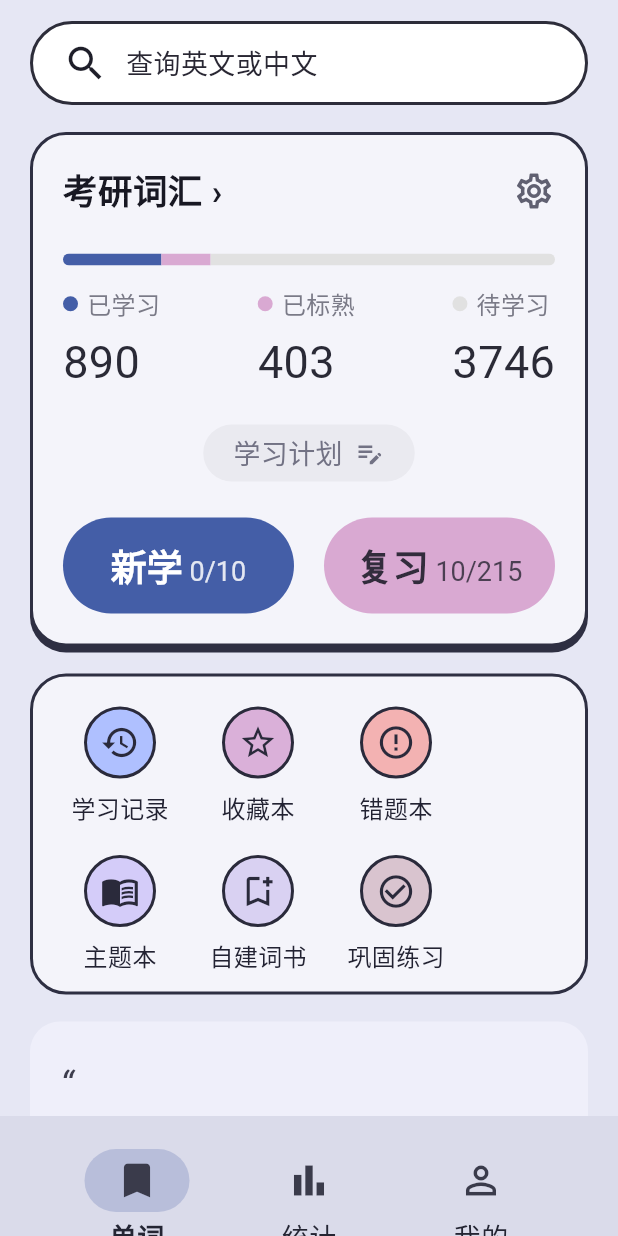
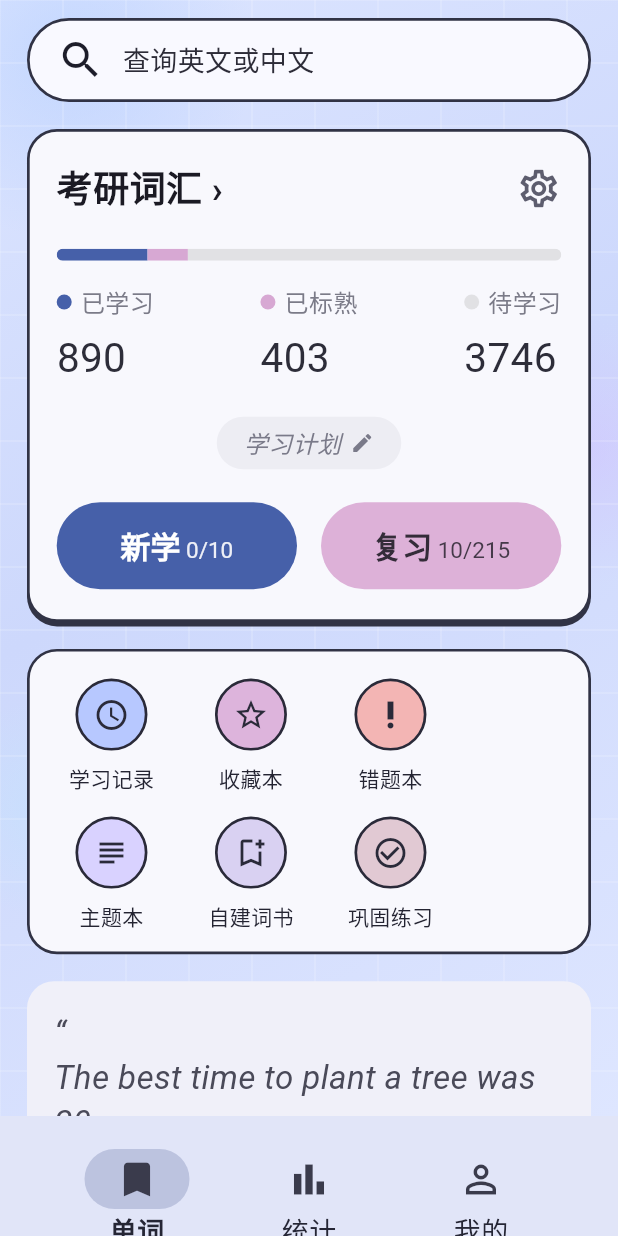
Before and after one commit to LinShaoHong/vide-codex, a Flutter app: the screen it shows after launch, on a phone screen of 412 x 824 dp. Run offline on Flutter 3.47's test engine with Material 3 defaults, Android fonts, the phone set to English and light mode, and no system bars; Roboto replaces fonts that are missing (NotoSansSC).

Commit message:
style: add tech-inspired page background

```diff
--- a/lib/main.dart
+++ b/lib/main.dart
@@ -12,8 +12,8 @@ class VocabApp extends StatelessWidget {
     return MaterialApp(
       debugShowCheckedModeBanner: false,
       theme: ThemeData(
+        scaffoldBackgroundColor: const Color(0xFFDBE2FF),
         fontFamily: 'NotoSansSC',
-        scaffoldBackgroundColor: const Color(0xFFE6E7F4),
       ),
       home: const VocabularyHomePage(),
     );
@@ -26,61 +26,65 @@ class VocabularyHomePage extends StatelessWidget {
   @override
   Widget build(BuildContext context) {
     return Scaffold(
-      body: SafeArea(
+      body: Stack(
+        children: [
+          const _TechBackground(),
+          SafeArea(
             child: SingleChildScrollView(
-          padding: const EdgeInsets.symmetric(horizontal: 20, vertical: 14),
+              padding: const EdgeInsets.fromLTRB(18, 12, 18, 12),
               child: Column(
-            crossAxisAlignment: CrossAxisAlignment.stretch,
                 children: [
-              _searchBar(),
+                  _buildSearchBar(),
                   const SizedBox(height: 18),
-              _studyCard(),
+                  _buildMainCard(),
                   const SizedBox(height: 18),
-              _toolsCard(),
+                  _buildToolCard(),
                   const SizedBox(height: 18),
-              _quoteCard(),
-              const SizedBox(height: 26),
+                  _buildQuoteCard(),
                 ],
               ),
             ),
           ),
-      bottomNavigationBar: _bottomNavigation(),
+        ],
+      ),
+      bottomNavigationBar: _buildBottomBar(),
     );
   }
 
-  Widget _searchBar() {
+  Widget _buildSearchBar() {
     return Container(
       height: 56,
-      padding: const EdgeInsets.symmetric(horizontal: 20),
+      padding: const EdgeInsets.symmetric(horizontal: 18),
       decoration: BoxDecoration(
-        color: Colors.white,
+        color: const Color(0xFFF9F9FF),
         borderRadius: BorderRadius.circular(28),
-        border: Border.all(color: const Color(0xFF2D2D3A), width: 2),
+        border: Border.all(color: const Color(0xFF313345), width: 1.8),
       ),
       child: const Row(
         children: [
-          Icon(Icons.search, size: 30, color: Color(0xFF1E1E29)),
+          Icon(Icons.search, size: 32, color: Color(0xFF1D1D2A)),
           SizedBox(width: 12),
           Text(
             '查询英文或中文',
-            style: TextStyle(fontSize: 36 / 2, color: Color(0xFF292733)),
+            style: TextStyle(fontSize: 18, color: Color(0xFF2D2C38)),
           ),
         ],
       ),
     );
   }
 
-  Widget _studyCard() {
+  Widget _buildMainCard() {
     return Container(
-      padding: const EdgeInsets.all(20),
+      width: double.infinity,
+      padding: const EdgeInsets.fromLTRB(18, 20, 18, 20),
       decoration: BoxDecoration(
-        color: const Color(0xFFF4F4FA),
-        borderRadius: BorderRadius.circular(24),
-        border: Border.all(color: const Color(0xFF2E2F42), width: 2),
+        color: const Color(0xFFF8F8FD),
+        borderRadius: BorderRadius.circular(20),
+        border: Border.all(color: const Color(0xFF313345), width: 1.8),
         boxShadow: const [
           BoxShadow(
-            color: Color(0xFF2E2F42),
-            offset: Offset(0, 4),
+            color: Color(0xFF313345),
+            offset: Offset(0, 3),
           ),
         ],
       ),
@@ -93,70 +97,77 @@ class VocabularyHomePage extends StatelessWidget {
               Text(
                 '考研词汇 ›',
                 style: TextStyle(
-                  fontSize: 46 / 2,
+                  fontSize: 24,
                   fontWeight: FontWeight.w700,
-                  color: Color(0xFF181823),
+                  color: Color(0xFF1B1A24),
                 ),
               ),
-              Icon(Icons.settings_outlined, size: 28, color: Color(0xFF606071)),
+              Icon(Icons.settings_outlined, size: 30, color: Color(0xFF5D5D6E)),
             ],
           ),
-          const SizedBox(height: 24),
+          const SizedBox(height: 22),
           ClipRRect(
-            borderRadius: BorderRadius.circular(4),
+            borderRadius: BorderRadius.circular(6),
             child: Row(
-              children: [
-                Expanded(flex: 20, child: _BarSegment(color: Color(0xFF445EA7))),
-                Expanded(flex: 10, child: _BarSegment(color: Color(0xFFD9A9D2))),
-                Expanded(flex: 70, child: _BarSegment(color: Color(0xFFE1E1E1))),
+              children: const [
+                Expanded(flex: 18, child: _ProgressSegment(color: Color(0xFF4660A9))),
+                Expanded(flex: 8, child: _ProgressSegment(color: Color(0xFFD7A8D3))),
+                Expanded(flex: 74, child: _ProgressSegment(color: Color(0xFFE1E1E4))),
               ],
             ),
           ),
-          const SizedBox(height: 14),
+          const SizedBox(height: 16),
           const Row(
             mainAxisAlignment: MainAxisAlignment.spaceBetween,
             children: [
-              _StatBlock(label: '已学习', value: '890', dotColor: Color(0xFF445EA7)),
-              _StatBlock(label: '已标熟', value: '403', dotColor: Color(0xFFD9A9D2)),
-              _StatBlock(label: '待学习', value: '3746', dotColor: Color(0xFFE1E1E1)),
+              _StatInfo(label: '已学习', value: '890', dot: Color(0xFF4660A9)),
+              _StatInfo(label: '已标熟', value: '403', dot: Color(0xFFD7A8D3)),
+              _StatInfo(label: '待学习', value: '3746', dot: Color(0xFFE1E1E4)),
             ],
           ),
           const SizedBox(height: 20),
           Center(
             child: Container(
-              padding: const EdgeInsets.symmetric(horizontal: 20, vertical: 6),
+              padding: const EdgeInsets.symmetric(horizontal: 18, vertical: 6),
               decoration: BoxDecoration(
-                color: const Color(0xFFEAEAF0),
-                borderRadius: BorderRadius.circular(20),
+                color: const Color(0xFFEDEDF3),
+                borderRadius: BorderRadius.circular(18),
               ),
               child: const Row(
                 mainAxisSize: MainAxisSize.min,
                 children: [
-                  Text('学习计划', style: TextStyle(fontSize: 18, color: Color(0xFF727284))),
-                  SizedBox(width: 8),
-                  Icon(Icons.edit_note, size: 20, color: Color(0xFF727284)),
+                  Text(
+                    '学习计划',
+                    style: TextStyle(
+                      color: Color(0xFF7A7A89),
+                      fontSize: 16,
+                      fontStyle: FontStyle.italic,
+                    ),
+                  ),
+                  SizedBox(width: 6),
+                  Icon(Icons.edit, size: 16, color: Color(0xFF7A7A89)),
                 ],
               ),
             ),
           ),
-          const SizedBox(height: 24),
+          const SizedBox(height: 22),
           const Row(
             children: [
               Expanded(
-                child: _ActionButton(
-                  label: '新学',
-                  count: '0/10',
-                  color: Color(0xFF445EA7),
+                child: _ActionChip(
+                  title: '新学',
+                  subtitle: '0/10',
+                  bgColor: Color(0xFF4660A9),
                   textColor: Colors.white,
                 ),
               ),
-              SizedBox(width: 20),
+              SizedBox(width: 16),
               Expanded(
-                child: _ActionButton(
-                  label: '复习',
-                  count: '10/215',
-                  color: Color(0xFFD9A9D2),
-                  textColor: Color(0xFF322C3C),
+                child: _ActionChip(
+                  title: '复习',
+                  subtitle: '10/215',
+                  bgColor: Color(0xFFDDB1D8),
+                  textColor: Color(0xFF342C39),
                 ),
               ),
             ],
@@ -166,44 +177,45 @@ class VocabularyHomePage extends StatelessWidget {
     );
   }
 
-  Widget _toolsCard() {
-    final items = [
-      ('学习记录', Icons.history, Color(0xFFAFC0FF)),
-      ('收藏本', Icons.star_border, Color(0xFFDAB0D9)),
-      ('错题本', Icons.error_outline, Color(0xFFF3B2B2)),
-      ('主题本', Icons.menu_book_outlined, Color(0xFFD4CCF9)),
-      ('自建词书', Icons.bookmark_add_outlined, Color(0xFFD9D1F2)),
-      ('巩固练习', Icons.check_circle_outline, Color(0xFFD9C4CF)),
+  Widget _buildToolCard() {
+    final tools = <({String label, IconData icon, Color color})>[
+      (label: '学习记录', icon: Icons.access_time, color: const Color(0xFFB7C8FF)),
+      (label: '收藏本', icon: Icons.star_outline, color: const Color(0xFFDDB4DC)),
+      (label: '错题本', icon: Icons.priority_high, color: const Color(0xFFF3B5B4)),
+      (label: '主题本', icon: Icons.subject, color: const Color(0xFFD9D2FF)),
+      (label: '自建词书', icon: Icons.bookmark_add_outlined, color: const Color(0xFFD9D1F2)),
+      (label: '巩固练习', icon: Icons.check_circle_outline, color: const Color(0xFFE1C9D3)),
     ];
 
     return Container(
-      padding: const EdgeInsets.fromLTRB(16, 20, 16, 12),
+      width: double.infinity,
+      padding: const EdgeInsets.fromLTRB(12, 18, 12, 14),
       decoration: BoxDecoration(
-        color: const Color(0xFFF4F4FA),
-        borderRadius: BorderRadius.circular(24),
-        border: Border.all(color: const Color(0xFF2E2F42), width: 2),
+        color: const Color(0xFFF8F8FD),
+        borderRadius: BorderRadius.circular(20),
+        border: Border.all(color: const Color(0xFF313345), width: 1.8),
       ),
       child: Wrap(
         spacing: 8,
-        runSpacing: 20,
-        children: items
+        runSpacing: 16,
+        children: tools
             .map(
               (item) => SizedBox(
-                width: 84,
+                width: 85,
                 child: Column(
                   children: [
                     Container(
                       width: 48,
                       height: 48,
                       decoration: BoxDecoration(
-                        color: item.$3,
-                        borderRadius: BorderRadius.circular(24),
-                        border: Border.all(color: const Color(0xFF2A2A3B), width: 2),
+                        color: item.color,
+                        shape: BoxShape.circle,
+                        border: Border.all(color: const Color(0xFF2A2A39), width: 1.8),
                       ),
-                      child: Icon(item.$2, size: 26, color: const Color(0xFF2A2A3B)),
+                      child: Icon(item.icon, color: const Color(0xFF2A2A39), size: 24),
                     ),
                     const SizedBox(height: 8),
-                    Text(item.$1, style: const TextStyle(fontSize: 16, color: Color(0xFF222232))),
+                    Text(item.label, style: const TextStyle(fontSize: 14, color: Color(0xFF242432))),
                   ],
                 ),
               ),
@@ -213,12 +225,13 @@ class VocabularyHomePage extends StatelessWidget {
     );
   }
 
-  Widget _quoteCard() {
+  Widget _buildQuoteCard() {
     return Container(
-      padding: const EdgeInsets.fromLTRB(20, 24, 20, 20),
+      width: double.infinity,
+      padding: const EdgeInsets.fromLTRB(18, 20, 18, 18),
       decoration: BoxDecoration(
-        color: const Color(0xFFEFEFFA),
-        borderRadius: BorderRadius.circular(20),
+        color: const Color(0xFFF0F0F9),
+        borderRadius: BorderRadius.circular(18),
       ),
       child: const Column(
         crossAxisAlignment: CrossAxisAlignment.start,
@@ -226,35 +239,33 @@ class VocabularyHomePage extends StatelessWidget {
           Text(
             '“\nThe best time to plant a tree was 20 years\nago. The second best time is now.\n',
             style: TextStyle(
-              fontSize: 25,
               fontStyle: FontStyle.italic,
-              height: 1.4,
-              color: Color(0xFF3D3D4D),
+              fontSize: 22,
+              height: 1.35,
+              color: Color(0xFF4A4A59),
             ),
           ),
           Text(
-            '种树的最好时间是二十年前，其次是现在。',
-            style: TextStyle(
-              fontSize: 17,
-              color: Color(0xFF9A9AAA),
-            ),
+            '│ 种树的最好时间是二十年前，其次是现在。',
+            style: TextStyle(fontSize: 16, color: Color(0xFFAAAAB7)),
           ),
         ],
       ),
     );
   }
 
-  Widget _bottomNavigation() {
+  Widget _buildBottomBar() {
     return BottomAppBar(
-      color: const Color(0xFFDADBEA),
+      color: const Color(0xFFE1E5F8),
+      surfaceTintColor: Colors.transparent,
       child: Padding(
         padding: const EdgeInsets.fromLTRB(18, 10, 18, 10),
         child: Row(
           mainAxisAlignment: MainAxisAlignment.spaceAround,
           children: const [
-            _BottomItem(label: '单词', icon: Icons.bookmark, active: true),
-            _BottomItem(label: '统计', icon: Icons.bar_chart),
-            _BottomItem(label: '我的', icon: Icons.person_outline),
+            _NavButton(label: '单词', icon: Icons.bookmark, active: true),
+            _NavButton(label: '统计', icon: Icons.bar_chart),
+            _NavButton(label: '我的', icon: Icons.person_outline),
           ],
         ),
       ),
@@ -262,8 +273,112 @@ class VocabularyHomePage extends StatelessWidget {
   }
 }
 
-class _BarSegment extends StatelessWidget {
-  const _BarSegment({required this.color});
+class _TechBackground extends StatelessWidget {
+  const _TechBackground();
+
+  @override
+  Widget build(BuildContext context) {
+    return Positioned.fill(
+      child: DecoratedBox(
+        decoration: const BoxDecoration(
+          gradient: LinearGradient(
+            begin: Alignment.topLeft,
+            end: Alignment.bottomRight,
+            colors: [
+              Color(0xFFDCE5FF),
+              Color(0xFFCDD8FC),
+              Color(0xFFDEE6FF),
+            ],
+            stops: [0.0, 0.45, 1.0],
+          ),
+        ),
+        child: Stack(
+          children: [
+            Positioned(
+              top: -90,
+              left: -80,
+              child: _GlowOrb(
+                size: 250,
+                color: Color(0x5C9EC2FF),
+              ),
+            ),
+            Positioned(
+              right: -70,
+              top: 210,
+              child: _GlowOrb(
+                size: 180,
+                color: Color(0x55D1B2FF),
+              ),
+            ),
+            Positioned(
+              left: -40,
+              bottom: 130,
+              child: _GlowOrb(
+                size: 150,
+                color: Color(0x55B7E8FF),
+              ),
+            ),
+            IgnorePointer(
+              child: CustomPaint(
+                size: Size.infinite,
+                painter: _GridPainter(),
+              ),
+            ),
+          ],
+        ),
+      ),
+    );
+  }
+}
+
+class _GlowOrb extends StatelessWidget {
+  const _GlowOrb({required this.size, required this.color});
+
+  final double size;
+  final Color color;
+
+  @override
+  Widget build(BuildContext context) {
+    return Container(
+      width: size,
+      height: size,
+      decoration: BoxDecoration(
+        shape: BoxShape.circle,
+        gradient: RadialGradient(
+          colors: [
+            color,
+            color.withValues(alpha: 0),
+          ],
+        ),
+      ),
+    );
+  }
+}
+
+class _GridPainter extends CustomPainter {
+  @override
+  void paint(Canvas canvas, Size size) {
+    const lineSpacing = 42.0;
+    final paint = Paint()
+      ..color = const Color(0x33FFFFFF)
+      ..strokeWidth = 1;
+
+    for (double x = 0; x < size.width; x += lineSpacing) {
+      canvas.drawLine(Offset(x, 0), Offset(x, size.height), paint);
+    }
+
+    for (double y = 0; y < size.height; y += lineSpacing) {
+      canvas.drawLine(Offset(0, y), Offset(size.width, y), paint);
+    }
+  }
+
+  @override
+  bool shouldRepaint(covariant CustomPainter oldDelegate) => false;
+}
+
+
+class _ProgressSegment extends StatelessWidget {
+  const _ProgressSegment({required this.color});
 
   final Color color;
 
@@ -273,12 +388,12 @@ class _BarSegment extends StatelessWidget {
   }
 }
 
-class _StatBlock extends StatelessWidget {
-  const _StatBlock({required this.label, required this.value, required this.dotColor});
+class _StatInfo extends StatelessWidget {
+  const _StatInfo({required this.label, required this.value, required this.dot});
 
   final String label;
   final String value;
-  final Color dotColor;
+  final Color dot;
 
   @override
   Widget build(BuildContext context) {
@@ -290,54 +405,54 @@ class _StatBlock extends StatelessWidget {
             Container(
               width: 10,
               height: 10,
-              decoration: BoxDecoration(color: dotColor, shape: BoxShape.circle),
+              decoration: BoxDecoration(shape: BoxShape.circle, color: dot),
             ),
             const SizedBox(width: 6),
-            Text(label, style: const TextStyle(fontSize: 16, color: Color(0xFF7A7A87))),
+            Text(label, style: const TextStyle(fontSize: 16, color: Color(0xFF7B7B88))),
           ],
         ),
         const SizedBox(height: 6),
-        Text(value, style: const TextStyle(fontSize: 30, color: Color(0xFF2A2A36))),
+        Text(value, style: const TextStyle(fontSize: 54 / 2, color: Color(0xFF2D2D39))),
       ],
     );
   }
 }
 
-class _ActionButton extends StatelessWidget {
-  const _ActionButton({
-    required this.label,
-    required this.count,
-    required this.color,
+class _ActionChip extends StatelessWidget {
+  const _ActionChip({
+    required this.title,
+    required this.subtitle,
+    required this.bgColor,
     required this.textColor,
   });
 
-  final String label;
-  final String count;
-  final Color color;
+  final String title;
+  final String subtitle;
+  final Color bgColor;
   final Color textColor;
 
   @override
   Widget build(BuildContext context) {
     return Container(
-      height: 64,
-      decoration: BoxDecoration(color: color, borderRadius: BorderRadius.circular(32)),
+      height: 58,
+      decoration: BoxDecoration(
+        color: bgColor,
+        borderRadius: BorderRadius.circular(29),
+      ),
       child: Center(
         child: RichText(
           text: TextSpan(
+            style: TextStyle(color: textColor),
             children: [
               TextSpan(
-                text: label,
-                style: TextStyle(
-                  color: textColor,
-                  fontSize: 24,
-                  fontWeight: FontWeight.w700,
-                ),
+                text: title,
+                style: const TextStyle(fontSize: 24 / 1.2, fontWeight: FontWeight.w700),
               ),
               TextSpan(
-                text: ' $count',
+                text: ' $subtitle',
                 style: TextStyle(
-                  color: textColor.withValues(alpha: 0.85),
-                  fontSize: 18,
+                  fontSize: 15,
+                  color: textColor.withValues(alpha: 0.9),
                 ),
               ),
             ],
@@ -348,8 +463,8 @@ class _ActionButton extends StatelessWidget {
   }
 }
 
-class _BottomItem extends StatelessWidget {
-  const _BottomItem({required this.label, required this.icon, this.active = false});
+class _NavButton extends StatelessWidget {
+  const _NavButton({required this.label, required this.icon, this.active = false});
 
   final String label;
   final IconData icon;
@@ -362,19 +477,19 @@ class _BottomItem extends StatelessWidget {
       children: [
         Container(
           width: 70,
-          height: 42,
+          height: 40,
           decoration: BoxDecoration(
-            color: active ? const Color(0xFFB8BEDA) : Colors.transparent,
-            borderRadius: BorderRadius.circular(21),
+            color: active ? const Color(0xFFBCC3DF) : Colors.transparent,
+            borderRadius: BorderRadius.circular(20),
           ),
-          child: Icon(icon, size: 30, color: const Color(0xFF3A3B4B)),
+          child: Icon(icon, size: 30, color: const Color(0xFF3A3B4C)),
         ),
-        const SizedBox(height: 4),
+        const SizedBox(height: 2),
         Text(
           label,
           style: TextStyle(
             fontSize: 18,
-            color: const Color(0xFF242533),
+            color: const Color(0xFF252635),
             fontWeight: active ? FontWeight.w700 : FontWeight.w500,
           ),
         ),
```
Lines whose indentation alone changed are shown as unchanged.
